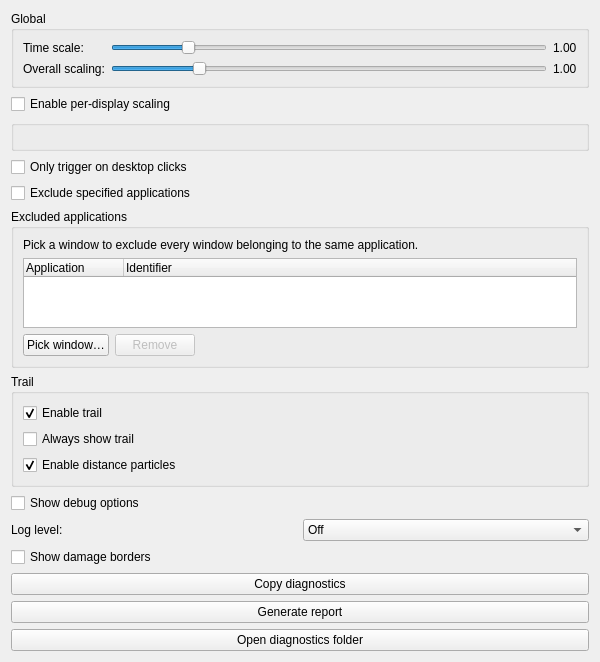
floating142/kwin-effects-ba-click-fx, file config/baclickfxconfig.ui: the form before one commit.
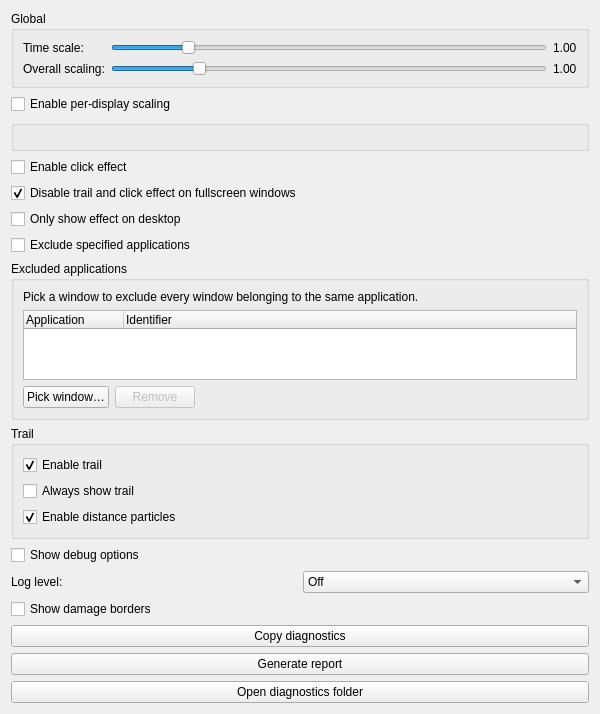
The form after the commit.

Commit message:
feat: add click effect toggle and fullscreen suppression
- EnableClick (default off) gates the click burst only; trail and Ring4 stay.
- DisableOnFullscreen (default on) skips click and trail when the topmost
  window under the pointer is fullscreen.
- Refresh subsystem parameters per output when a click or drag starts so
  cross-screen scale stays correct.
- Report the new options in status/diagnostics and the KCM preview.
- Clarify the desktop-only label: it suppresses the whole effect.

Diff of the .ui file:
```diff
--- a/config/baclickfxconfig.ui
+++ b/config/baclickfxconfig.ui
@@ -127,10 +127,25 @@
    </item>
 
    <!-- 触发条件 -->
+   <item>
+    <widget class="QCheckBox" name="enableClickCheckBox">
+     <property name="text"><string>Enable click effect</string></property>
+     <property name="toolTip"><string>Play the click burst on mouse press. The trail and distance particles are not affected.</string></property>
+    </widget>
+   </item>
+
+   <item>
+    <widget class="QCheckBox" name="disableOnFullscreenCheckBox">
+     <property name="text"><string>Disable trail and click effect on fullscreen windows</string></property>
+     <property name="checked"><bool>true</bool></property>
+     <property name="toolTip"><string>Skip the effect when the window under the pointer is fullscreen.</string></property>
+    </widget>
+   </item>
+
    <item>
     <widget class="QCheckBox" name="desktopOnlyCheckBox">
-     <property name="text"><string>Only trigger on desktop clicks</string></property>
-     <property name="toolTip"><string>Restrict the effect to clicks on the desktop background (wallpaper). Clicks on windows, panels, and other UI elements won't trigger it.</string></property>
+     <property name="text"><string>Only show effect on desktop</string></property>
+     <property name="toolTip"><string>Restrict the whole effect, including the trail, to the desktop background (wallpaper). Windows, panels and other UI elements won't trigger it.</string></property>
     </widget>
    </item>
 
```
The commit also changes 8 other files.
